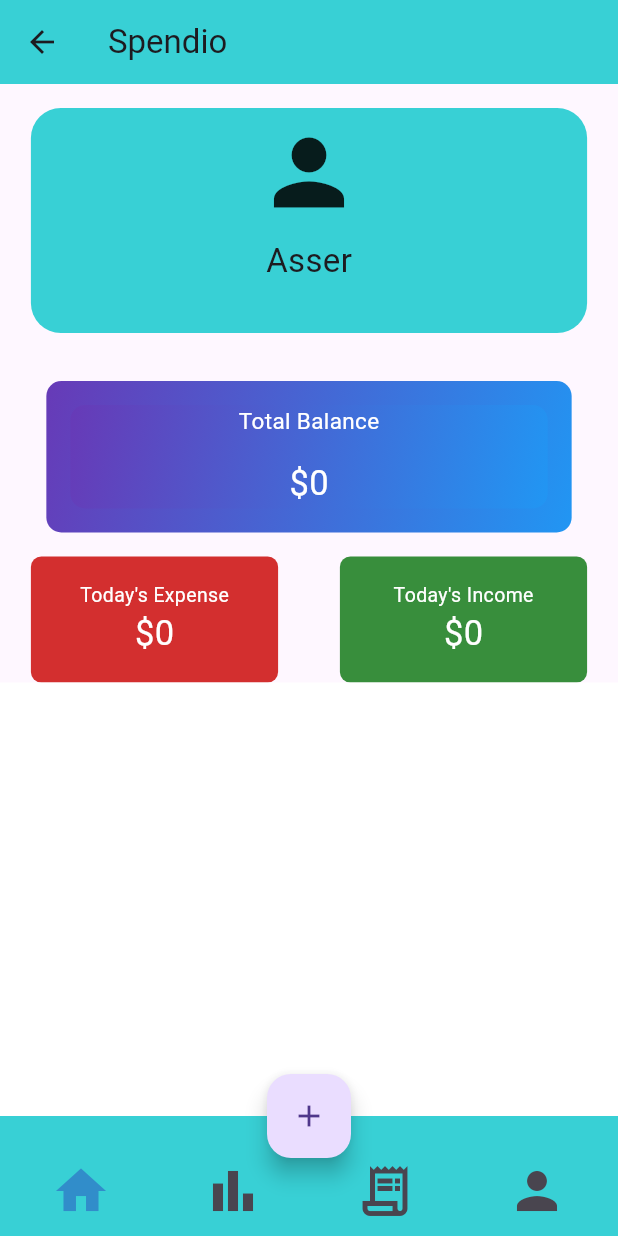
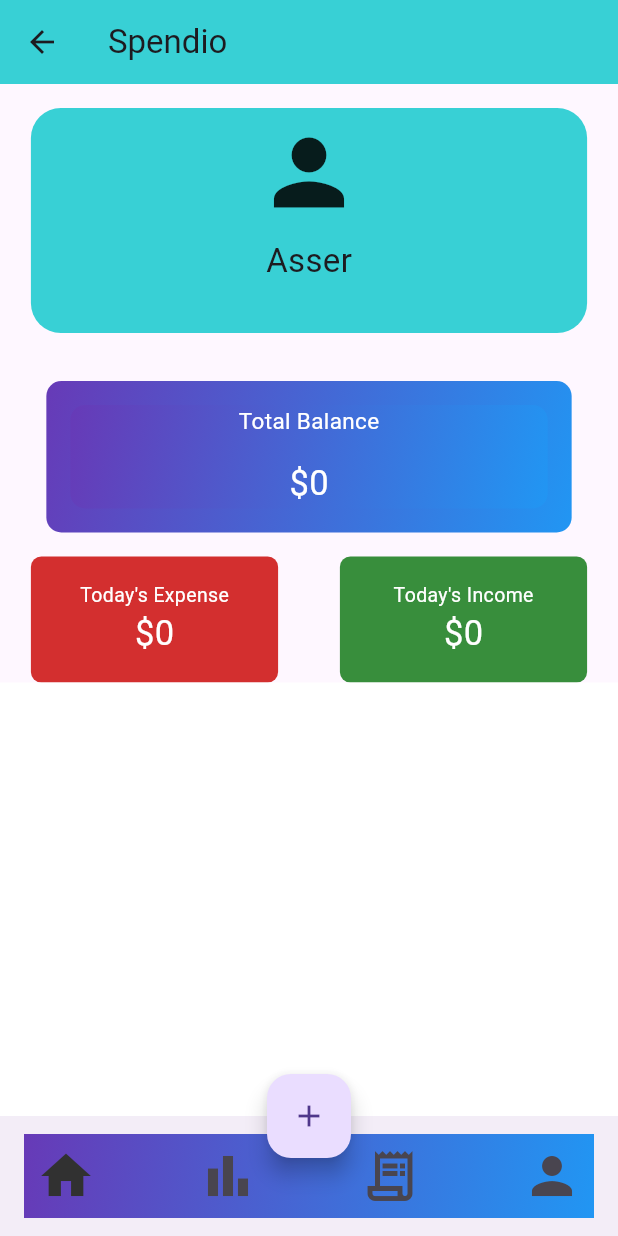
Before and after one commit to MohamedTarek26/Expenses_App-HCI_Project, a Flutter app: the HomePage screen opened by its route, on a phone screen of 412 x 824 dp. Run offline on Flutter 3.47's test engine with Material 3 defaults, Android fonts, the phone set to English and light mode, and no system bars; our stand-ins replace cloud_firestore, firebase_auth, firebase_core, fl_chart, gap, image_picker and 1 more; accounts and stored records are empty.

Commit message:
enhancing UI

```diff
--- a/lib/home_page.dart
+++ b/lib/home_page.dart
@@ -651,19 +651,34 @@ class _HomePageState extends State<HomePage> {
       ),
 
       bottomNavigationBar: BottomAppBar(
-        color: Color.fromARGB(255, 56, 208, 213),
-        child: Padding(
-          padding: const EdgeInsets.all(10.0),
+        child: Container(
+          // width: MediaQuery.of(context).size.width ,
+          // height: 150,
+
+          decoration: const BoxDecoration(
+          gradient: LinearGradient(
+          begin: Alignment.topLeft,
+          end: Alignment.bottomRight,
+          colors: [Colors.deepPurple, Colors.blue], // Define your gradient colors
+           ),
+          ),
+        // color: Color.fromARGB(255, 56, 208, 213),
+        // child: Padding(
+
+          // padding: const EdgeInsets.all(10.0),
+            // width: MediaQuery.of(context).size.width * 0.85,
+
           child: Row(
             mainAxisAlignment: MainAxisAlignment.spaceBetween,
+
             children: <Widget>[
               IconButton(
                 icon: Icon(
                   Icons.home,
                   size: 40,
                   color: Color.lerp(
-                    const Color(0xFF31CEC5),
-                    const Color(0xFF314BCE),
+                    Color.fromARGB(255, 97, 97, 97),
+                    Color.fromARGB(255, 0, 0, 0),
                     0.5,
                   ),
                 ),
@@ -711,9 +726,11 @@ class _HomePageState extends State<HomePage> {
               ),
             ],
           ),
-        ),
+        // ),
+      ),
       ),
       floatingActionButton: FloatingActionButton(
+
         onPressed: () async {
           final result = await Navigator.push(
             context,
```
Also changed, not shown: 1 other file.
